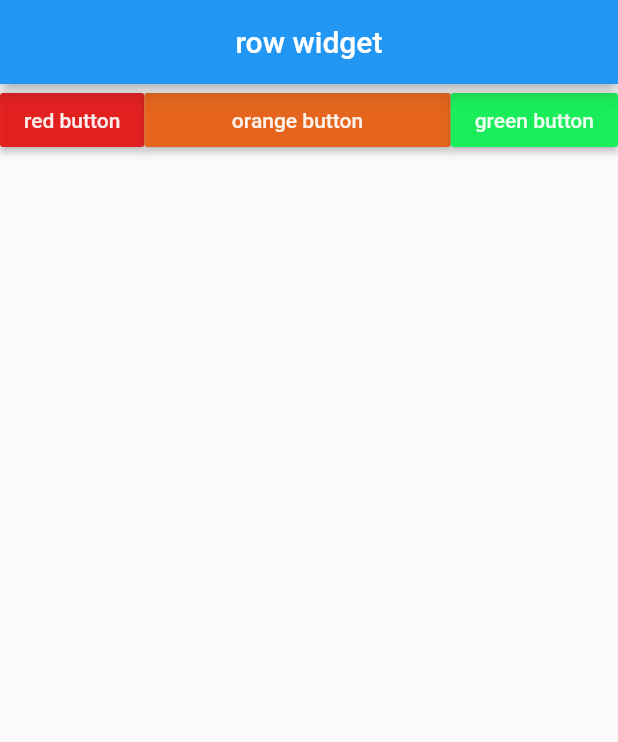
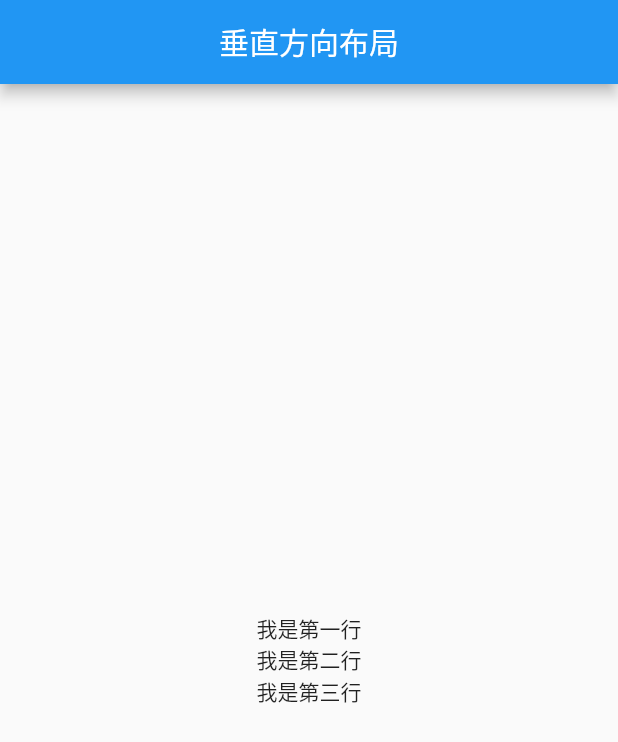
Before and after one commit to liutaochange/flutter_app, a Flutter app: the screen it shows after launch, on a phone screen of 412 x 824 dp. Shown: the top 742 px of the screen. Run offline on Flutter 3.47's test engine with Material 2 defaults, Android fonts, the phone set to English and light mode, and no system bars; missing offline and left inert: flutter_color_plugin.

Commit message:
feat: 垂直布局

```diff
--- a/lib/main.dart
+++ b/lib/main.dart
@@ -7,9 +7,10 @@ import 'package:flutter/material.dart';
 // import './widget/list_horizontal.dart';
 // import './widget/dynamic_list.dart'; ListApp(item: new List<String>.generate(1000, (i) => "item $i"))
 // import './widget/grid_view.dart';
-import './widget/row.dart';
+// import './widget/row.dart';
+import './widget/column.dart';
 
-void main() => runApp(RowApp());
+void main() => runApp(ColApp());
 
 class MyApp extends StatelessWidget {
   // This widget is the root of your application.
--- /dev/null
+++ b/lib/widget/column.dart
@@ -0,0 +1,30 @@
+import 'package:flutter/material.dart';
+
+class ColApp extends StatelessWidget {
+  @override
+  Widget build(BuildContext context) {
+    return MaterialApp(
+      title: "flutter page",
+      home: Scaffold(
+        appBar: AppBar(
+          title: Text("垂直方向布局"),
+          centerTitle: true,
+        ),
+        body: Center(
+          child: Col(),
+        )
+      ),
+    );
+  }
+}
+
+class Col extends StatelessWidget {
+  @override
+  Widget build(BuildContext context) {
+    return Column(
+      crossAxisAlignment: CrossAxisAlignment.center,
+      mainAxisAlignment: MainAxisAlignment.center,
+      children: <Widget>[Text("我是第一行"), Text("我是第二行"), Text("我是第三行")],
+    );
+  }
+}
```
